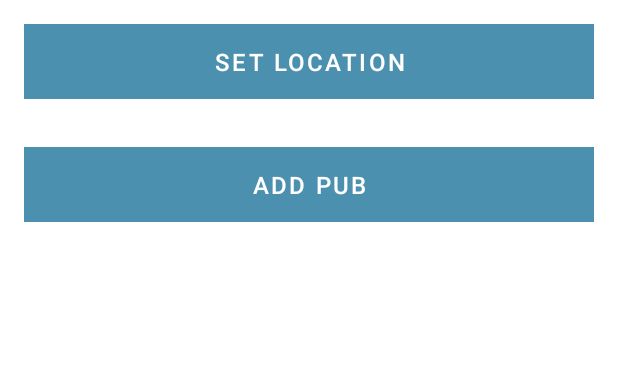
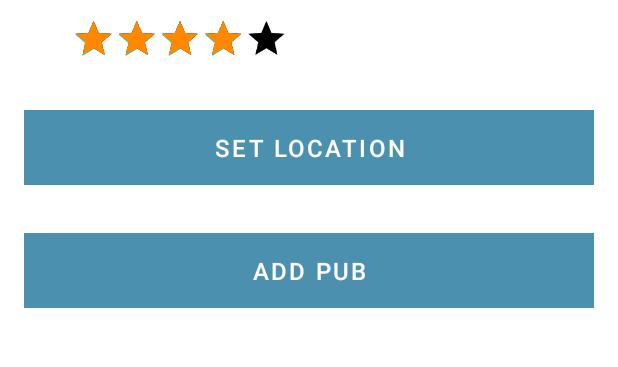
Before and after one commit to seabee14/TheStoutScout, an Android app: the StoutScoutActivity screen opened directly, with no data from a screen before it, on a phone screen of 412 x 824 dp, the part 484-851 px from its top. Run offline under Robolectric (Android 15) with nearby library versions, the phone set to English and light mode, and no system bars; our stand-ins replace Picasso, Timber; 1 statement that could not run was skipped.

Commit message:
Added Rater Bar feature

```diff
--- a/app/src/main/java/ie/wit/thestoutscout/activities/StoutScoutActivity.kt
+++ b/app/src/main/java/ie/wit/thestoutscout/activities/StoutScoutActivity.kt
@@ -45,6 +45,7 @@ class StoutScoutActivity : AppCompatActivity() {
             pub = intent.extras?.getParcelable("pub_edit")!!
             binding.stoutscoutTitle.setText(pub.title)
             binding.location.setText(pub.location)
+            binding.ratingBar.setRating(pub.rating.toFloat())
             binding.btnAdd.setText(R.string.save_pub)
             Picasso.get()                                       //display image
                 .load(pub.image)
@@ -57,6 +58,7 @@ class StoutScoutActivity : AppCompatActivity() {
         binding.btnAdd.setOnClickListener() {
             pub.title = binding.stoutscoutTitle.text.toString()
             pub.location = binding.location.text.toString()
+            pub.rating = binding.ratingBar.rating.toString()
             if (pub.title.isEmpty()) {
                 Snackbar
                     .make(it, R.string.enter_pub_title, Snackbar.LENGTH_LONG)
--- a/app/src/main/java/ie/wit/thestoutscout/models/PubModel.kt
+++ b/app/src/main/java/ie/wit/thestoutscout/models/PubModel.kt
@@ -9,9 +9,11 @@ data class PubModel(var id: Long = 0,
                     var title: String = "",
                     var location: String = "",
                     var image: Uri = Uri.EMPTY,
+                    var rating: String = "0.0",
                     var lat : Double = 0.0,
                     var lng: Double = 0.0,
                     var zoom: Float = 0f) : Parcelable
+
 
 
 @Parcelize
--- a/app/src/main/res/layout/activity_stoutscout.xml
+++ b/app/src/main/res/layout/activity_stoutscout.xml
@@ -88,6 +88,22 @@
                     android:layout_height="wrap_content"
                     app:srcCompat="@mipmap/ic_launcher" />
 
+                <RatingBar
+                    android:id="@+id/ratingBar"
+                    android:layout_width="wrap_content"
+                    android:layout_height="wrap_content"
+                    app:layout_constraintStart_toStartOf="parent"
+                    app:layout_constraintEnd_toEndOf="parent"
+                    app:layout_constraintTop_toTopOf="parent"
+                    app:layout_constraintBottom_toBottomOf="parent"
+                    android:numStars="5"
+                    android:rating="4"
+                    android:stepSize="1"
+                    android:progressBackgroundTint="@color/black"
+                    android:progressTint="@android:color/holo_orange_dark"
+                    android:scaleX="0.6"
+                    android:scaleY="0.6"/>
+
 
                 <Button
                     android:id="@+id/pubLocation"
```
